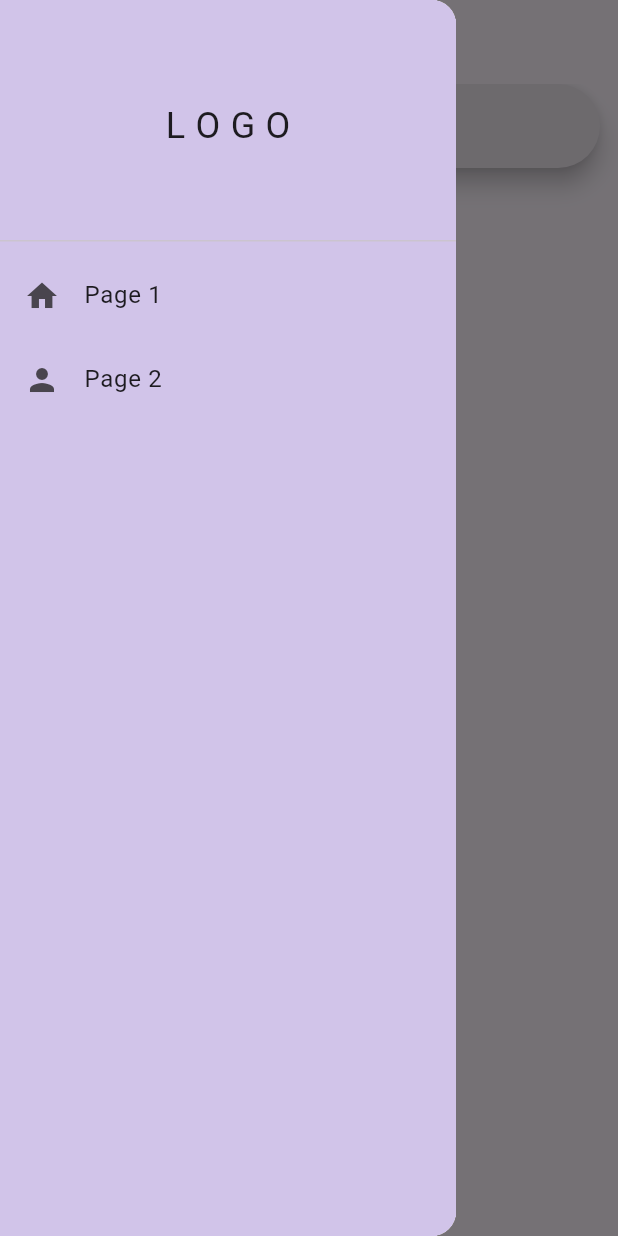
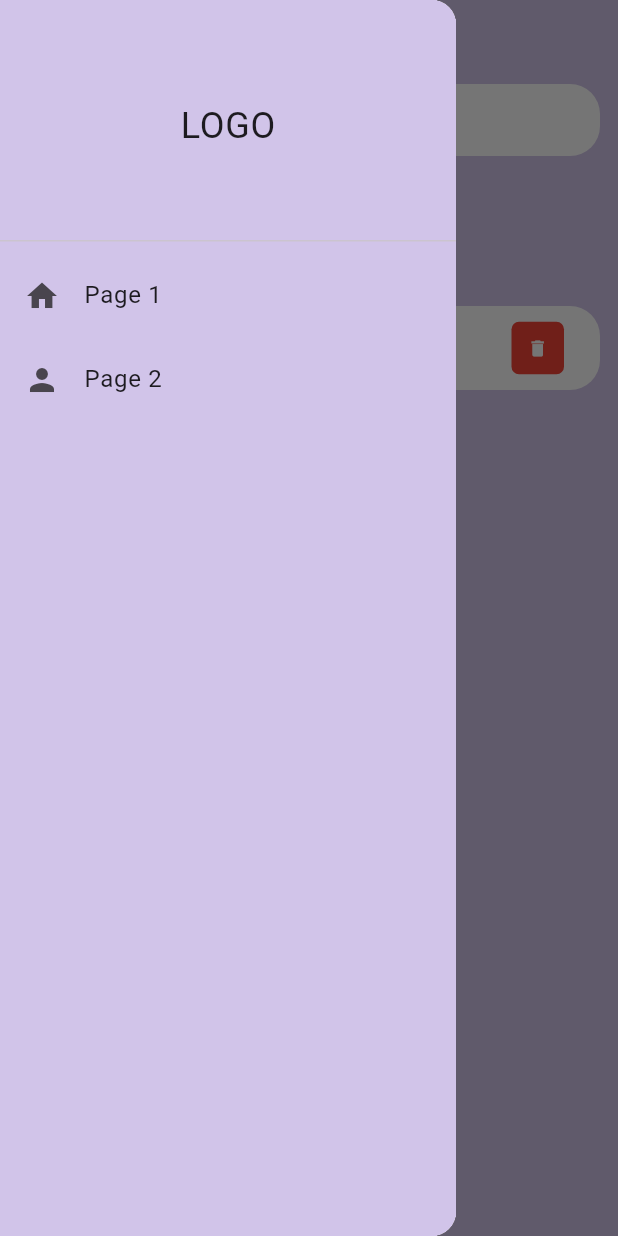
Before and after one commit to tanjilalom/Todo-App, a Flutter app: the screen it shows after launch, with the side drawer open, on a phone screen of 412 x 824 dp. Run offline on Flutter 3.47's test engine with Material 3 defaults, Android fonts, the phone set to English and light mode, and no system bars.

Commit message:
Initial Commit

```diff
--- a/lib/Pages/HomePage.dart
+++ b/lib/Pages/HomePage.dart
@@ -1,6 +1,7 @@
 import 'package:flutter/material.dart';
 import 'package:todoapp_flutter/widget/drawer.dart';
 import 'package:todoapp_flutter/widget/searchbar.dart';
+import 'package:todoapp_flutter/widget/todo_item.dart';
 
 class homepage extends StatelessWidget {
   const homepage({super.key});
@@ -8,7 +9,10 @@ class homepage extends StatelessWidget {
   @override
   Widget build(BuildContext context) {
     return Scaffold(
-      appBar: AppBar(),
+      backgroundColor: Colors.deepPurple[100],
+      appBar: AppBar(
+        backgroundColor: Colors.deepPurple[100],
+      ),
       drawer: drawerWidget(),
       body: Padding(
         padding: const EdgeInsets.only(left: 12.0, right: 12.0),
@@ -18,6 +22,7 @@ class homepage extends StatelessWidget {
             searchbar(),
             SizedBox(height: 50,),
             Text('All ToDos', style: TextStyle(fontSize: 35,),),
+            TodoItem(),
           ],
         ),
       ),
--- a/lib/widget/drawer.dart
+++ b/lib/widget/drawer.dart
@@ -13,7 +13,7 @@ class drawerWidget extends StatelessWidget {
             DrawerHeader(
               child: Center(
                 child: Text(
-                  "L O G O",
+                  "LOGO",
                   style: TextStyle(fontSize: 24),
                 ),
               ),
--- a/lib/widget/searchbar.dart
+++ b/lib/widget/searchbar.dart
@@ -5,9 +5,41 @@ class searchbar extends StatelessWidget {
 
   @override
   Widget build(BuildContext context) {
-    return SearchBar(
+    return Container(
+      padding: EdgeInsets.symmetric(horizontal: 15),
+      decoration: BoxDecoration(
+        color: Colors.white,
+        borderRadius: BorderRadius.circular(20),
+      ),
+      child: TextField(
+        decoration: InputDecoration(
+          contentPadding: EdgeInsets.all(0),
+          prefixIcon: Icon(
+            Icons.search,
+            color: Colors.black,
+            size: 20,
+          ),
+          prefixIconConstraints: BoxConstraints(
+            maxHeight: 20,
+            minWidth: 25
+          ),
+          border: InputBorder.none,
+          hintText: 'Search',
+          hintStyle: TextStyle(color: Colors.grey),
+        ),
+      ),
+    );
+
+
+
+
+
+
+
+
+    /*SearchBar(
       leading: Icon(Icons.search),
       hintText: 'Search',
-    );
+    );*/
   }
 }
--- /dev/null
+++ b/lib/widget/todo_item.dart
@@ -0,0 +1,44 @@
+import 'package:flutter/material.dart';
+
+class TodoItem extends StatelessWidget {
+  const TodoItem({super.key});
+
+  @override
+  Widget build(BuildContext context) {
+    return Container(
+      child: ListTile(
+        onTap: () {},
+        shape: RoundedRectangleBorder(
+          borderRadius: BorderRadius.circular(20),
+        ),
+        tileColor: Colors.white,
+        leading: Icon(
+          Icons.check_box,
+          color: Colors.blue,
+        ),
+        title: Text(
+          'Check Mail',
+          style: TextStyle(
+            fontSize: 16,
+            color: Colors.black,
+            decoration: TextDecoration.lineThrough,
+          ),
+        ),
+        trailing: Container(
+          height: 35,
+          width: 35,
+          decoration: BoxDecoration(
+            color: Colors.red,
+            borderRadius: BorderRadius.circular(5),
+          ),
+          child: IconButton(
+            color: Colors.white,
+            iconSize: 14,
+            icon: Icon(Icons.delete),
+            onPressed: (){},
+          ),
+        ),
+      ),
+    );
+  }
+}
```
